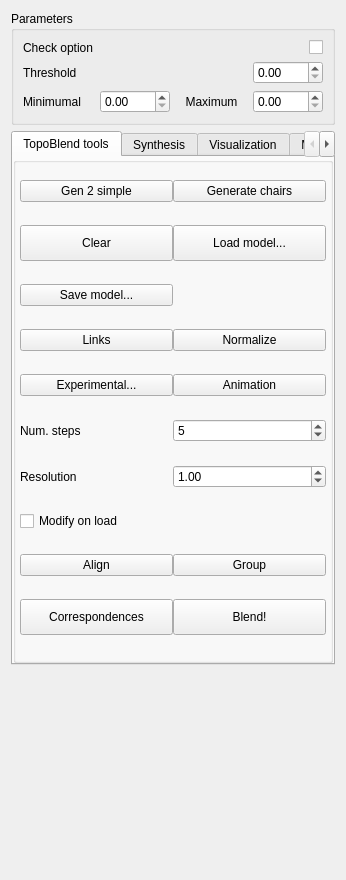
Old version of the form topo-blend/topo_blend_widget.ui in the repository ialhashim/topo-blend.
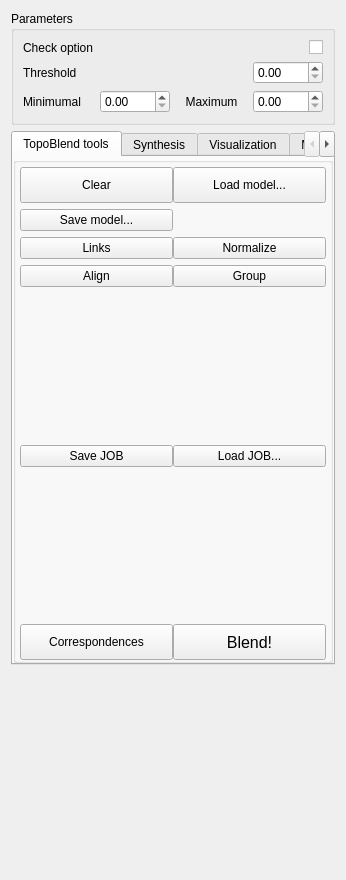
New version of the form. Icons and pictures are not drawn.

Diff of the .ui file:
```diff
--- a/topo-blend/topo_blend_widget.ui
+++ b/topo-blend/topo_blend_widget.ui
@@ -78,6 +78,9 @@
      <property name="autoFillBackground">
       <bool>false</bool>
      </property>
+     <property name="tabShape">
+      <enum>QTabWidget::Rounded</enum>
+     </property>
      <property name="currentIndex">
       <number>0</number>
      </property>
@@ -105,7 +108,7 @@
            <number>4</number>
           </property>
           <property name="topMargin">
-           <number>0</number>
+           <number>4</number>
           </property>
           <property name="rightMargin">
            <number>4</number>
@@ -116,25 +119,6 @@
           <property name="horizontalSpacing">
            <number>0</number>
           </property>
-          <item row="14" column="0">
-           <widget class="QPushButton" name="computeCorrButton">
-            <property name="sizePolicy">
-             <sizepolicy hsizetype="Minimum" vsizetype="Maximum">
-              <horstretch>0</horstretch>
-              <verstretch>0</verstretch>
-             </sizepolicy>
-            </property>
-            <property name="minimumSize">
-             <size>
-              <width>0</width>
-              <height>36</height>
-             </size>
-            </property>
-            <property name="text">
-             <string>Correspondences</string>
-            </property>
-           </widget>
-          </item>
           <item row="5" column="0">
            <widget class="QPushButton" name="linksButton">
             <property name="text">
@@ -146,24 +130,7 @@
             </property>
            </widget>
           </item>
-          <item row="13" column="1">
-           <widget class="QPushButton" name="groupButton">
-            <property name="text">
-             <string>Group</string>
-            </property>
-            <property name="icon">
-             <iconset resource="topo-blend.qrc">
-              <normaloff>:/images/group.png</normaloff>:/images/group.png</iconset>
-            </property>
-            <property name="iconSize">
-             <size>
-              <width>24</width>
-              <height>24</height>
-             </size>
-            </property>
-           </widget>
-          </item>
-          <item row="13" column="0">
+          <item row="10" column="0">
            <widget class="QPushButton" name="alignButton">
             <property name="minimumSize">
              <size>
@@ -186,88 +153,49 @@
             </property>
            </widget>
           </item>
-          <item row="1" column="1">
-           <widget class="QPushButton" name="genChairsButton">
-            <property name="text">
-             <string>Generate chairs</string>
-            </property>
-           </widget>
-          </item>
-          <item row="6" column="0">
-           <widget class="QPushButton" name="button4">
-            <property name="text">
-             <string>Experimental...</string>
-            </property>
-           </widget>
-          </item>
-          <item row="10" column="0">
-           <widget class="QLabel" name="numStepsLabel">
-            <property name="text">
-             <string>Num. steps</string>
-            </property>
-           </widget>
-          </item>
-          <item row="6" column="1">
-           <widget class="QPushButton" name="animationButton">
-            <property name="text">
-             <string>Animation</string>
-            </property>
-            <property name="icon">
-             <iconset resource="topo-blend.qrc">
-              <normaloff>:/images/animation.png</normaloff>:/images/animation.png</iconset>
-            </property>
-           </widget>
-          </item>
-          <item row="11" column="1">
-           <widget class="QDoubleSpinBox" name="voxelSize">
-            <property name="decimals">
-             <number>2</number>
-            </property>
-            <property name="maximum">
-             <double>1024.000000000000000</double>
-            </property>
-            <property name="singleStep">
-             <double>0.100000000000000</double>
-            </property>
-            <property name="value">
-             <double>1.000000000000000</double>
-            </property>
-           </widget>
-          </item>
-          <item row="12" column="0">
-           <widget class="QCheckBox" name="isModifyModel">
-            <property name="text">
-             <string>Modify on load</string>
-            </property>
-           </widget>
-          </item>
-          <item row="11" column="0">
-           <widget class="QLabel" name="resLabel">
-            <property name="text">
-             <string>Resolution</string>
-            </property>
-           </widget>
-          </item>
           <item row="10" column="1">
-           <widget class="QSpinBox" name="numSteps">
-            <property name="minimum">
-             <number>2</number>
-            </property>
-            <property name="maximum">
-             <number>1024</number>
-            </property>
-            <property name="value">
-             <number>5</number>
-            </property>
-           </widget>
-          </item>
-          <item row="1" column="0">
-           <widget class="QPushButton" name="genSimpleButton">
+           <widget class="QPushButton" name="groupButton">
             <property name="text">
-             <string>Gen 2 simple</string>
+             <string>Group</string>
+            </property>
+            <property name="icon">
+             <iconset resource="topo-blend.qrc">
+              <normaloff>:/images/group.png</normaloff>:/images/group.png</iconset>
+            </property>
+            <property name="iconSize">
+             <size>
+              <width>24</width>
+              <height>24</height>
+             </size>
             </property>
            </widget>
           </item>
+          <item row="14" column="0" colspan="2">
+           <spacer name="verticalSpacer_5">
+            <property name="orientation">
+             <enum>Qt::Vertical</enum>
+            </property>
+            <property name="sizeHint" stdset="0">
+             <size>
+              <width>20</width>
+              <height>40</height>
+             </size>
+            </property>
+           </spacer>
+          </item>
+          <item row="11" column="0" colspan="2">
+           <spacer name="verticalSpacer_6">
+            <property name="orientation">
+             <enum>Qt::Vertical</enum>
+            </property>
+            <property name="sizeHint" stdset="0">
+             <size>
+              <width>20</width>
+              <height>40</height>
+             </size>
+            </property>
+           </spacer>
+          </item>
           <item row="3" column="0">
            <widget class="QPushButton" name="saveButton">
             <property name="text">
@@ -279,19 +207,6 @@
             </property>
            </widget>
           </item>
-          <item row="14" column="1">
-           <widget class="QPushButton" name="blendButton">
-            <property name="minimumSize">
-             <size>
-              <width>0</width>
-              <height>36</height>
-             </size>
-            </property>
-            <property name="text">
-             <string>Blend!</string>
-            </property>
-           </widget>
-          </item>
           <item row="5" column="1">
            <widget class="QPushButton" name="normalizeButton">
             <property name="text">
@@ -333,6 +248,57 @@
             </property>
            </widget>
           </item>
+          <item row="12" column="0">
+           <widget class="QPushButton" name="saveJobButton">
+            <property name="text">
+             <string>Save JOB</string>
+            </property>
+           </widget>
+          </item>
+          <item row="12" column="1">
+           <widget class="QPushButton" name="loadJobButton">
+            <property name="text">
+             <string>Load JOB...</string>
+            </property>
+           </widget>
+          </item>
+          <item row="16" column="0">
+           <widget class="QPushButton" name="computeCorrButton">
+            <property name="sizePolicy">
+             <sizepolicy hsizetype="Minimum" vsizetype="Maximum">
+              <horstretch>0</horstretch>
+              <verstretch>0</verstretch>
+             </sizepolicy>
+            </property>
+            <property name="minimumSize">
+             <size>
+              <width>0</width>
+              <height>36</height>
+             </size>
+            </property>
+            <property name="text">
+             <string>Correspondences</string>
+            </property>
+           </widget>
+          </item>
+          <item row="16" column="1">
+           <widget class="QPushButton" name="blendButton">
+            <property name="minimumSize">
+             <size>
+              <width>0</width>
+              <height>36</height>
+             </size>
+            </property>
+            <property name="font">
+             <font>
+              <pointsize>12</pointsize>
+             </font>
+            </property>
+            <property name="text">
+             <string>Blend!</string>
+            </property>
+           </widget>
+          </item>
          </layout>
         </widget>
        </item>
```
Left out of the diff: 46 changed lines with no effect on the pictures.
